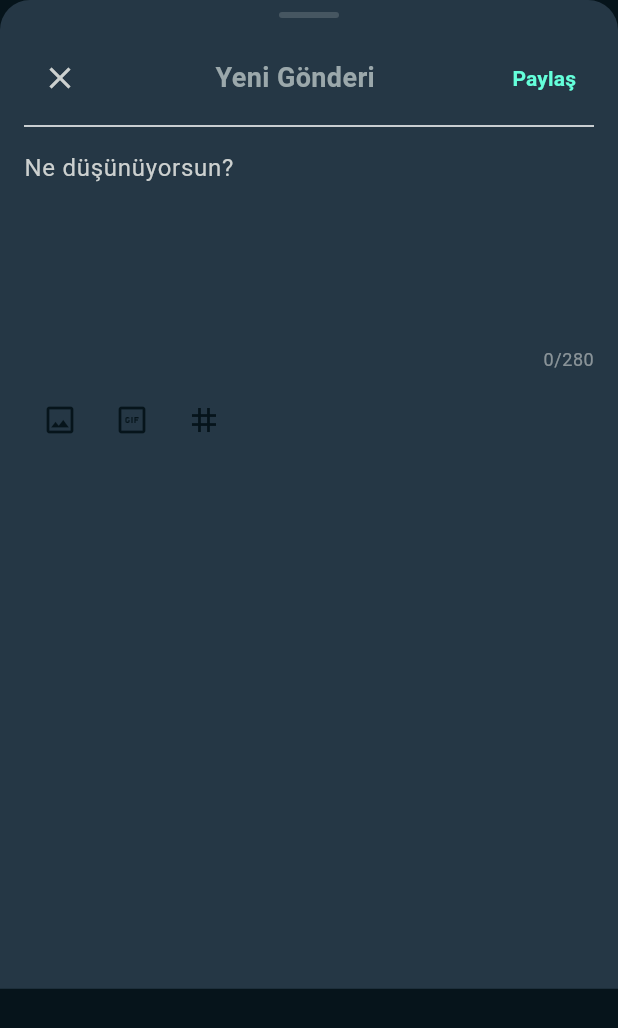
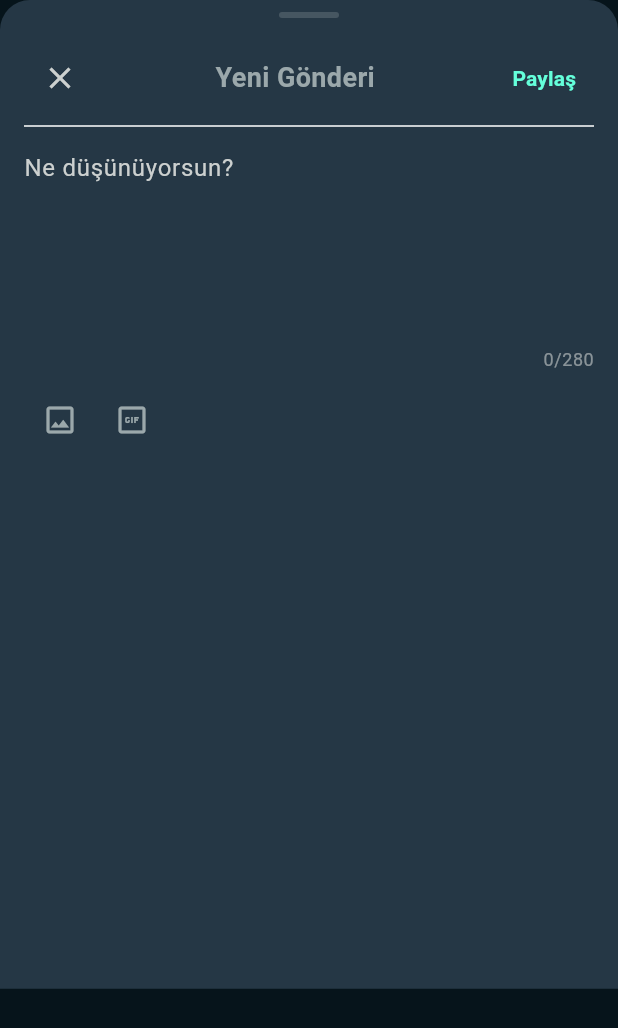
Before and after one commit to adem-ercan/sosyal_ag, a Flutter app: the PostShareBottomSheet widget shown alone on an empty page, opened directly, after a tap on the "image" icon, on a phone screen of 412 x 824 dp. Shown: the top 1028 px of the screen. Run offline on Flutter 3.47's test engine with Material 3 defaults, Android fonts, the phone set to English and light mode, and no system bars; our stand-ins replace cloud_firestore, firebase_auth, firebase_core, firebase_messaging, get_it, go_router and 7 more; missing offline and left inert: firebase_pagination; accounts and stored records are empty; network calls fail.

Commit message:
28.04.2025 - 23:44

```diff
--- /dev/null
+++ b/lib/services/firebase/firebase_messaging_service.dart
@@ -0,0 +1,5 @@
+import 'package:firebase_messaging/firebase_messaging.dart';
+
+class FirebaseMessagingService {
+
+}
--- a/lib/view_models/main_screen_view_model.dart
+++ b/lib/view_models/main_screen_view_model.dart
@@ -55,7 +55,7 @@ class MainScreenViewModel extends ChangeNotifier {
   }
 
 
-  //METHOD
+  //METHODS
   void isAppBarVisible(int index){
     if(index==0){
       isVisibleAppBar = true;
@@ -66,7 +66,6 @@ class MainScreenViewModel extends ChangeNotifier {
     // UI'da değil burada çalıştıralım zaten aynı UI aynı zamanda çalışması gerekiyor
     isFloatingButtonVisible(index);
   }
-
 
   void isFloatingButtonVisible(int index){
     if(index == 0 || index == 3){
@@ -94,21 +93,20 @@ class MainScreenViewModel extends ChangeNotifier {
       if (context.mounted) {
         ErrorHandlerWidget.showError(context, e.toString());
       }
-
     }
-
-
   }
 
 
   Future mediaPick() async {
-    XFile? xFile = await _picker.pickImage(source: ImageSource.gallery);
+    try {
+      final XFile? xFile = await _picker.pickImage(source: ImageSource.gallery);
 
-    image = File(xFile!.path);
-
-  if (image != null) {
-    print('Seçilen dosya yolu: ${image?.path}');
-  }
+      if (xFile != null) {
+        image = File(xFile.path);
+      }
+    } catch (e) {
+      print('Resim seçme hatası: $e');
+    }
   }
 
 }
--- a/lib/views/components/post_share_bottom_sheet.dart
+++ b/lib/views/components/post_share_bottom_sheet.dart
@@ -139,23 +139,17 @@ class PostShareBottomSheet extends StatelessWidget {
                         onPressed: () async => await mainScreenViewModel.mediaPick(),
                         icon: Icon(
                           Icons.image_outlined,
-                          color: theme.colorScheme.primary,
+                          color: theme.colorScheme.onSecondary,
                         ),
                       ),
                       IconButton(
                         onPressed: () {},
                         icon: Icon(
                           Icons.gif_box_outlined,
-                          color: theme.colorScheme.primary,
+                          color: theme.colorScheme.onSecondary,
                         ),
                       ),
-                      IconButton(
-                        onPressed: () {},
-                        icon: Icon(
-                          Icons.tag_outlined,
-                          color: theme.colorScheme.primary,
-                        ),
-                      ),
+
                       const Spacer(),
                       if (contentController.text.isNotEmpty)
                         Text(
--- a/lib/views/main_screen/main_page/post_card.dart
+++ b/lib/views/main_screen/main_page/post_card.dart
@@ -5,6 +5,7 @@ import 'package:sosyal_ag/models/post_model.dart';
 import 'package:sosyal_ag/models/user_model.dart';
 
 class PostCard extends StatelessWidget {
+
   final PostModel post;
   final UserModel author;
   final VoidCallback? onTap;
--- a/lib/views/main_screen/main_page/post_screen/post_screen.dart
+++ b/lib/views/main_screen/main_page/post_screen/post_screen.dart
@@ -119,6 +119,7 @@ class PostScreen extends StatelessWidget {
                       ),
                     ),
                   // Zaman bilgisi
+
                   Padding(
                     padding: const EdgeInsets.symmetric(vertical: 12),
                     child: Text(
@@ -128,6 +129,7 @@ class PostScreen extends StatelessWidget {
                       ),
                     ),
                   ),
+
                   const Divider(),
                   // Etkileşim sayıları
                   Row(
```
